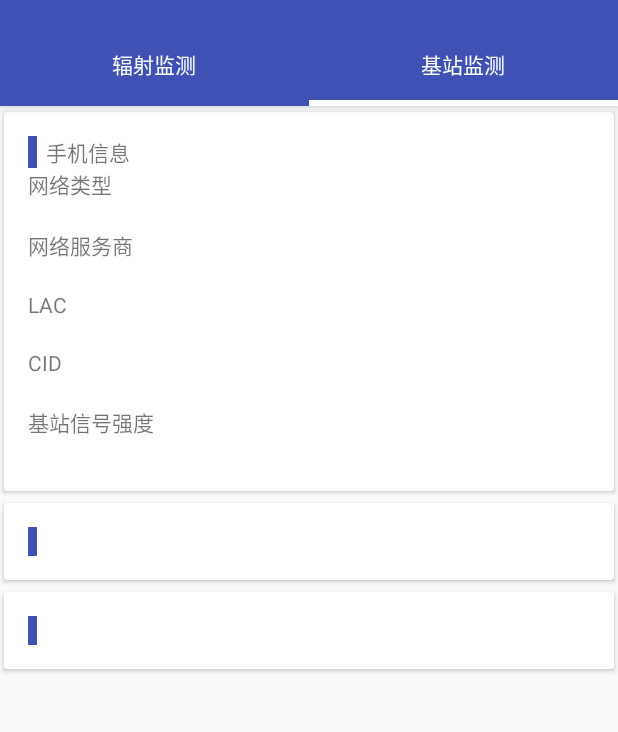
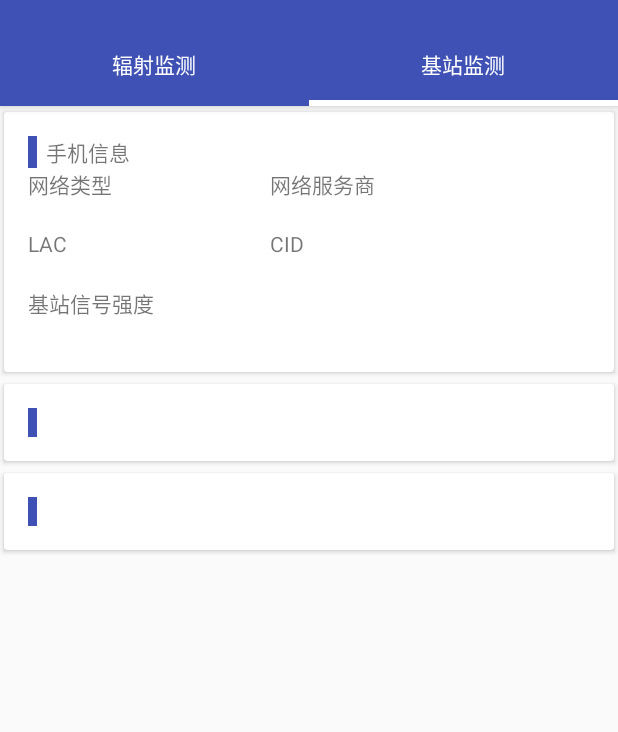
Before and after one commit to DayDayupupupup/RadiationAlarm, an Android app: the screen it shows after launch (MainActivity), tab 2 chosen, on a phone screen of 412 x 824 dp, the part 62-794 px from its top. Run offline under Robolectric (Android 15) with nearby library versions, the phone set to English and light mode, and no system bars; our stand-ins replace ButterKnife; libraries missing offline, so code that uses them is left out: com.github.mikephil.charting; 2 statements that could not run were skipped.

Commit message:
百度map

```diff
--- a/app/src/main/java/edu/neu/radiationalarm/dbutil/DBHelper.java
+++ b/app/src/main/java/edu/neu/radiationalarm/dbutil/DBHelper.java
@@ -30,10 +30,10 @@ public class DBHelper extends SQLiteOpenHelper {
                 "id integer primary key autoincrement," +
                 "BSSS int," +
                 "time timestamp not null default (datetime('now','localtime')))");
-        db.execSQL("create table if not exists around (" +
-                "id integer primary key autoincrement," +
-                "LAC int," +
-                "CID int)");
+//        db.execSQL("create table if not exists around (" +
+//                "id integer primary key autoincrement," +
+//                "LAC int," +
+//                "CID int)");
 
         db.execSQL("create table if not exists record_day (" +
                 "id integer primary key autoincrement," +
--- a/app/src/main/res/layout/activity_main.xml
+++ b/app/src/main/res/layout/activity_main.xml
@@ -27,7 +27,8 @@
 		app:tabTextColor="@android:color/white"
 		app:tabSelectedTextColor="@android:color/white"
 		android:theme="@style/ThemeOverlay.AppCompat.Dark"
-		android:elevation="4dp"/>
+		android:elevation="4dp"
+		android:fillViewport="false" />
 
 	<android.support.v4.view.ViewPager
 		android:id="@+id/main_view_pager"
--- /dev/null
+++ b/app/src/main/res/layout/fragment_baidumap.xml
@@ -0,0 +1,6 @@
+<?xml version="1.0" encoding="utf-8"?>
+<LinearLayout xmlns:android="http://schemas.android.com/apk/res/android"
+    android:orientation="vertical" android:layout_width="match_parent"
+    android:layout_height="match_parent">
+
+</LinearLayout>
--- a/app/src/main/res/layout/fragment_base_station_detection.xml
+++ b/app/src/main/res/layout/fragment_base_station_detection.xml
@@ -48,8 +48,12 @@
 					android:id="@+id/network_provider_title"
 					android:layout_width="wrap_content"
 					android:layout_height="wrap_content"
-					android:layout_below="@id/network_type"
-					android:text="@string/isp_title"/>
+					android:text="@string/isp_title"
+					android:layout_marginLeft="77dp"
+					android:layout_marginStart="77dp"
+					android:layout_below="@+id/phone_info_title"
+					android:layout_toRightOf="@+id/bsss_title"
+					android:layout_toEndOf="@+id/bsss_title" />
 				<TextView
 					android:id="@+id/network_provider"
 					android:layout_width="wrap_content"
@@ -70,8 +74,10 @@
 					android:id="@+id/cid_title"
 					android:layout_width="wrap_content"
 					android:layout_height="wrap_content"
-					android:layout_below="@id/lac"
-					android:text="@string/cid_title"/>
+					android:text="@string/cid_title"
+					android:layout_alignTop="@+id/lac_title"
+					android:layout_alignLeft="@+id/network_provider_title"
+					android:layout_alignStart="@+id/network_provider_title" />
 				<TextView
 					android:id="@+id/cid"
 					android:layout_width="wrap_content"
@@ -130,7 +136,8 @@
 			android:layout_height="wrap_content"
 			android:layout_below="@id/nearby_base_station_card"
 			app:cardUseCompatPadding="true"
-			app:elevation="2dp">
+			app:elevation="2dp"
+			android:layout_alignParentBottom="true">
 			<RelativeLayout
 				android:layout_width="match_parent"
 				android:layout_height="wrap_content">
@@ -141,7 +148,10 @@
 					android:paddingLeft="@dimen/activity_horizontal_margin"
 					android:paddingRight="@dimen/activity_horizontal_margin"
 					android:paddingTop="@dimen/activity_vertical_margin"
-					android:paddingBottom="@dimen/activity_vertical_margin">
+					android:paddingBottom="@dimen/activity_vertical_margin"
+					android:layout_alignParentTop="true"
+					android:layout_alignParentLeft="true"
+					android:layout_alignParentStart="true">
 					<TextView
 						android:id="@+id/location_title"
 						android:layout_width="wrap_content"
```
Also changed, not shown: app/build.gradle (+8 -2 lines), app/src/main/java/edu/neu/radiationalarm/dbutil/DBManager.java (+7 -6 lines), app/src/main/java/edu/neu/radiationalarm/info/GSMCellLocationInfo.java (+43 -9 lines), 263 other files.
